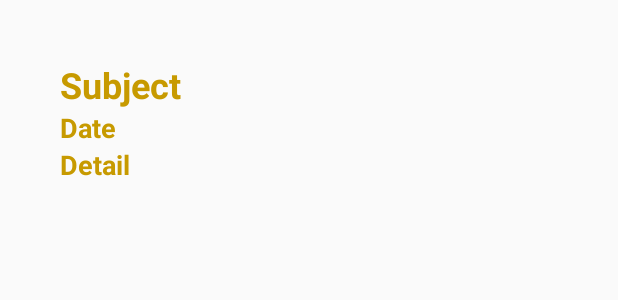
After one commit to masterUNG/CEBCS2_final-1, an Android app: the layout fragment_show_notifiction.xml on its own in the app's theme, with its tools: preview values and no code run, on a phone screen of 412 x 824 dp. The commit adds this screen. Shown: the top 300 px of the screen. Run offline under Robolectric (Android 15) with nearby library versions, the phone set to English and light mode, and no system bars.

Commit message:
Show Text

```diff
--- a/app/src/main/res/layout/activity_show_notification.xml
+++ b/app/src/main/res/layout/activity_show_notification.xml
@@ -6,4 +6,10 @@
     android:layout_height="match_parent"
     tools:context="com.example.administrator.cebcs.ShowNotificationActivity">
 
+    <FrameLayout
+        android:id="@+id/contentShowNotiFragment"
+        android:layout_width="match_parent"
+        android:layout_height="match_parent"/>
+
+
 </android.support.constraint.ConstraintLayout>
--- /dev/null
+++ b/app/src/main/res/layout/fragment_show_notifiction.xml
@@ -0,0 +1,49 @@
+<?xml version="1.0" encoding="utf-8"?>
+<LinearLayout xmlns:android="http://schemas.android.com/apk/res/android"
+    android:orientation="vertical" android:layout_width="match_parent"
+    android:layout_height="match_parent">
+
+    <!--Content-->
+    <LinearLayout
+        android:layout_margin="40dp"
+        android:orientation="vertical"
+        android:layout_width="match_parent"
+        android:layout_height="wrap_content">
+
+        <!--Subject-->
+        <TextView
+            android:id="@+id/txtSubject"
+            android:textColor="@color/colorPrimaryDark"
+            android:textStyle="bold"
+            android:textSize="@dimen/h1"
+            android:text="Subject"
+            android:layout_width="wrap_content"
+            android:layout_height="wrap_content" />
+
+
+        <!--Date-->
+        <TextView
+            android:id="@+id/txtDate"
+            android:textColor="@color/colorPrimaryDark"
+            android:textStyle="bold"
+            android:textSize="@dimen/h2"
+            android:text="Date"
+            android:layout_width="wrap_content"
+            android:layout_height="wrap_content" />
+
+
+        <!--Detail-->
+        <TextView
+            android:id="@+id/txtDetail"
+            android:textColor="@color/colorPrimaryDark"
+            android:textStyle="bold"
+            android:textSize="@dimen/h2"
+            android:text="Detail"
+            android:layout_width="wrap_content"
+            android:layout_height="wrap_content" />
+
+
+
+    </LinearLayout>
+
+</LinearLayout>
```
Also changed, not shown: app/src/main/java/com/example/administrator/cebcs/ServiceActivity.java (+25 -17 lines), app/src/main/java/com/example/administrator/cebcs/ShowNotificationActivity.java (+20 -1 lines), app/src/main/java/com/example/administrator/cebcs/fragment/ShowNotificationFragment.java (added, +84 -0 lines).
